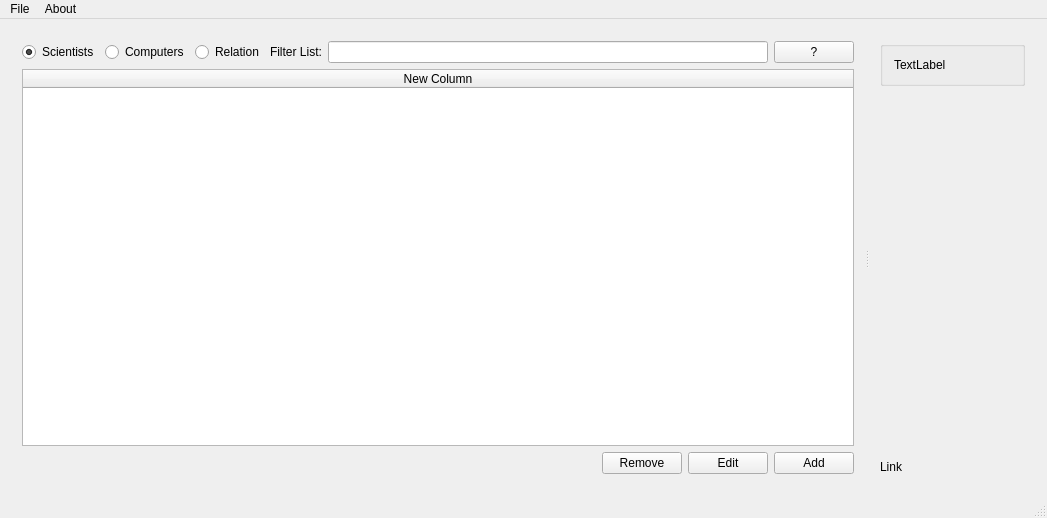
The window that ui/mainwindow.ui (orriaxels/Hopur42) describes before a commit, drawn with Qt 5.
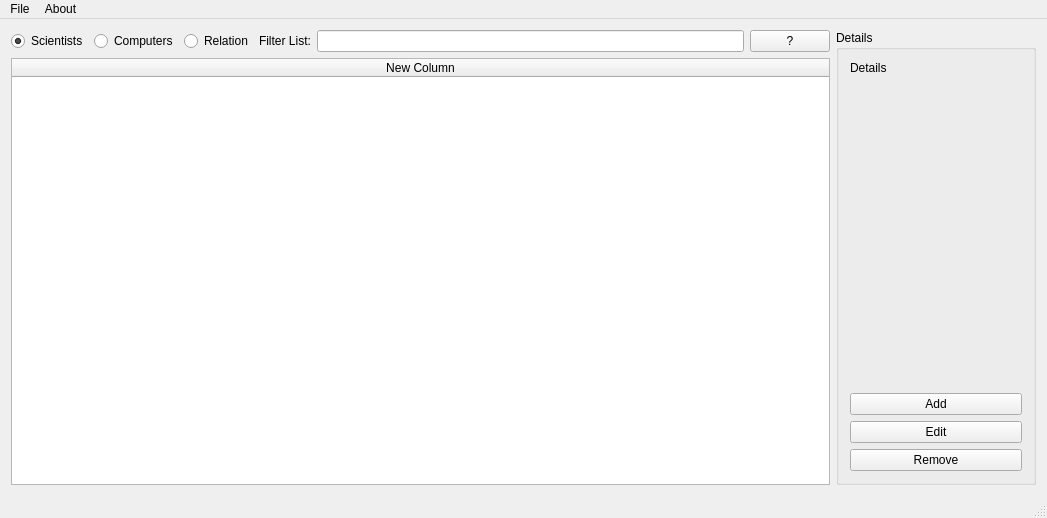
The same window after the commit. Icons and pictures are not drawn.

Commit message:
Hyperlink virkar
Virkar hyperlinking. eftir ad laga utilt

Diff of the .ui file:
```diff
--- a/ui/mainwindow.ui
+++ b/ui/mainwindow.ui
@@ -20,14 +20,6 @@
   <widget class="QWidget" name="centralWidget">
    <layout class="QGridLayout" name="gridLayout_2">
     <item row="0" column="0">
-     <widget class="QSplitter" name="splitter">
-      <property name="midLineWidth">
-       <number>-7</number>
-      </property>
-      <property name="orientation">
-       <enum>Qt::Horizontal</enum>
-      </property>
-      <widget class="QWidget" name="layoutWidget">
        <layout class="QVBoxLayout" name="verticalLayout">
         <item>
          <layout class="QHBoxLayout" name="horizontalLayout_4">
@@ -133,82 +125,53 @@
           </column>
          </widget>
         </item>
-        <item>
-         <layout class="QHBoxLayout" name="horizontalLayout">
-          <item>
-           <spacer name="horizontalSpacer">
-            <property name="orientation">
-             <enum>Qt::Horizontal</enum>
-            </property>
-            <property name="sizeHint" stdset="0">
-             <size>
-              <width>40</width>
-              <height>20</height>
-             </size>
-            </property>
-           </spacer>
-          </item>
-          <item>
-           <widget class="QPushButton" name="buttunRemove">
-            <property name="sizePolicy">
-             <sizepolicy hsizetype="Preferred" vsizetype="Fixed">
-              <horstretch>0</horstretch>
-              <verstretch>0</verstretch>
-             </sizepolicy>
-            </property>
-            <property name="toolTip">
-             <string>Ctrl + D / Delete</string>
-            </property>
-            <property name="text">
-             <string>Remove</string>
-            </property>
-            <property name="shortcut">
-             <string>Ctrl+D, Del</string>
-            </property>
-           </widget>
-          </item>
-          <item>
-           <widget class="QPushButton" name="buttonEdit">
-            <property name="toolTip">
-             <string>Ctrl + E</string>
-            </property>
-            <property name="text">
-             <string>Edit</string>
-            </property>
-            <property name="shortcut">
-             <string>Ctrl+E</string>
-            </property>
-           </widget>
-          </item>
-          <item>
-           <widget class="QPushButton" name="buttunAdd">
-            <property name="toolTip">
-             <string>Ctrl + N</string>
-            </property>
-            <property name="text">
-             <string>Add</string>
-            </property>
-            <property name="shortcut">
-             <string>Ctrl+A</string>
-            </property>
-           </widget>
-          </item>
-         </layout>
-        </item>
-       </layout>
-      </widget>
-      <widget class="QWidget" name="layoutWidget">
+     </layout>
+    </item>
+    <item row="0" column="1">
        <layout class="QVBoxLayout" name="verticalLayout_2">
+      <property name="sizeConstraint">
+       <enum>QLayout::SetFixedSize</enum>
+      </property>
         <item>
          <widget class="QGroupBox" name="groupBox">
+        <property name="sizePolicy">
+         <sizepolicy hsizetype="Fixed" vsizetype="Preferred">
+          <horstretch>0</horstretch>
+          <verstretch>0</verstretch>
+         </sizepolicy>
+        </property>
+        <property name="minimumSize">
+         <size>
+          <width>200</width>
+          <height>0</height>
+         </size>
+        </property>
+        <property name="maximumSize">
+         <size>
+          <width>200</width>
+          <height>16777215</height>
+         </size>
+        </property>
+        <property name="baseSize">
+         <size>
+          <width>250</width>
+          <height>0</height>
+         </size>
+        </property>
           <property name="title">
-           <string/>
-          </property>
-          <layout class="QGridLayout" name="gridLayout">
-           <item row="0" column="0">
+         <string>Details</string>
+        </property>
+        <property name="flat">
+         <bool>false</bool>
+        </property>
+        <layout class="QVBoxLayout" name="verticalLayout_3">
+         <item>
             <widget class="QLabel" name="detailsLabel">
              <property name="text">
-              <string>TextLabel</string>
+            <string>Details</string>
+           </property>
+           <property name="textFormat">
+            <enum>Qt::RichText</enum>
              </property>
              <property name="alignment">
               <set>Qt::AlignLeading|Qt::AlignLeft|Qt::AlignTop</set>
@@ -218,9 +181,6 @@
              </property>
             </widget>
            </item>
-          </layout>
-         </widget>
-        </item>
         <item>
          <spacer name="verticalSpacer">
           <property name="orientation">
@@ -235,15 +195,54 @@
          </spacer>
         </item>
         <item>
-         <widget class="QLabel" name="linkLabel">
+          <widget class="QPushButton" name="buttunAdd">
+           <property name="toolTip">
+            <string>Ctrl + N</string>
+           </property>
           <property name="text">
-           <string>Link</string>
-          </property>
-         </widget>
-        </item>
-       </layout>
-      </widget>
-     </widget>
+            <string>Add</string>
+           </property>
+           <property name="shortcut">
+            <string>Ctrl+A</string>
+           </property>
+          </widget>
+         </item>
+         <item>
+          <widget class="QPushButton" name="buttonEdit">
+           <property name="toolTip">
+            <string>Ctrl + E</string>
+           </property>
+           <property name="text">
+            <string>Edit</string>
+           </property>
+           <property name="shortcut">
+            <string>Ctrl+E</string>
+           </property>
+          </widget>
+         </item>
+         <item>
+          <widget class="QPushButton" name="buttunRemove">
+           <property name="sizePolicy">
+            <sizepolicy hsizetype="Preferred" vsizetype="Fixed">
+             <horstretch>0</horstretch>
+             <verstretch>0</verstretch>
+            </sizepolicy>
+           </property>
+           <property name="toolTip">
+            <string>Ctrl + D / Delete</string>
+           </property>
+           <property name="text">
+            <string>Remove</string>
+           </property>
+           <property name="shortcut">
+            <string>Ctrl+D, Del</string>
+           </property>
+          </widget>
+         </item>
+        </layout>
+       </widget>
+      </item>
+     </layout>
     </item>
    </layout>
   </widget>
```
Left out of the diff: 2 changed lines with no effect on the pictures. Lines whose indentation alone changed are shown as unchanged. The commit also changes 2 other files.
